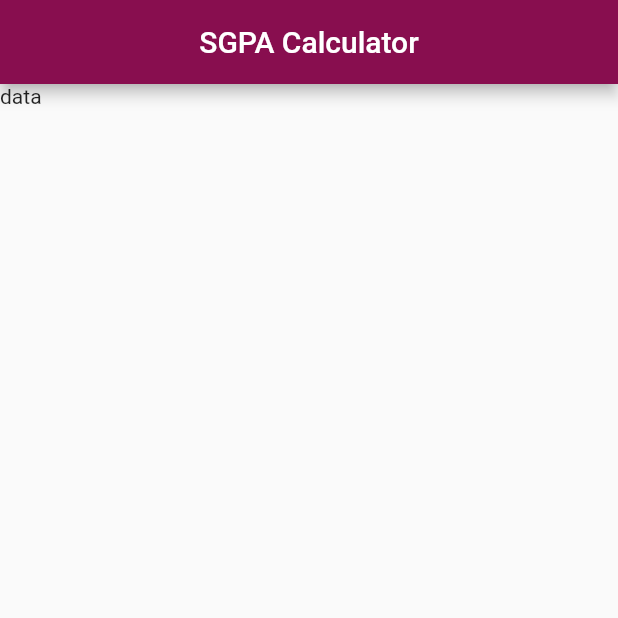
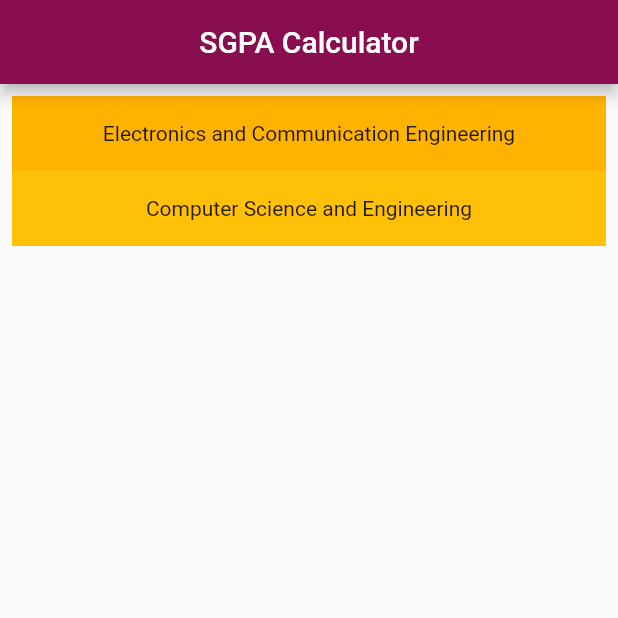
Before and after one commit to hemanth-kotagiri/sgpa-calculator, a Flutter app: the screen it shows after launch, on a phone screen of 412 x 824 dp, the top half of it. Run offline on Flutter 3.47's test engine with Material 2 defaults, Android fonts, the phone set to English and light mode, and no system bars.

Commit message:
Add ListView for courses

```diff
--- a/lib/courses.dart
+++ b/lib/courses.dart
@@ -8,8 +8,23 @@ class CoursesWidget extends StatefulWidget {
 }
 
 class _CoursesWidgetState extends State<CoursesWidget> {
-  Widget _renderCourses() {
-    return Text("data");
+  Widget _renderBranches() {
+    return ListView(
+      padding: const EdgeInsets.all(8),
+      children: <Widget>[
+        Container(
+          height: 50,
+          color: Colors.amber[600],
+          child: const Center(
+              child: Text('Electronics and Communication Engineering')),
+        ),
+        Container(
+          height: 50,
+          color: Colors.amber[500],
+          child: const Center(child: Text('Computer Science and Engineering')),
+        ),
+      ],
+    );
   }
 
   @override
@@ -19,7 +34,7 @@ class _CoursesWidgetState extends State<CoursesWidget> {
         title: Text("SGPA Calculator"),
         centerTitle: true,
       ),
-      body: _renderCourses(),
+      body: _renderBranches(),
     );
   }
 }
```
